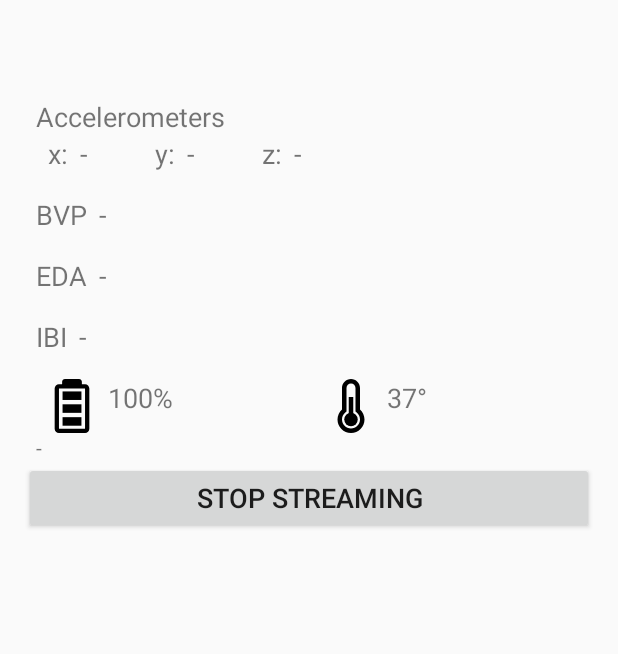
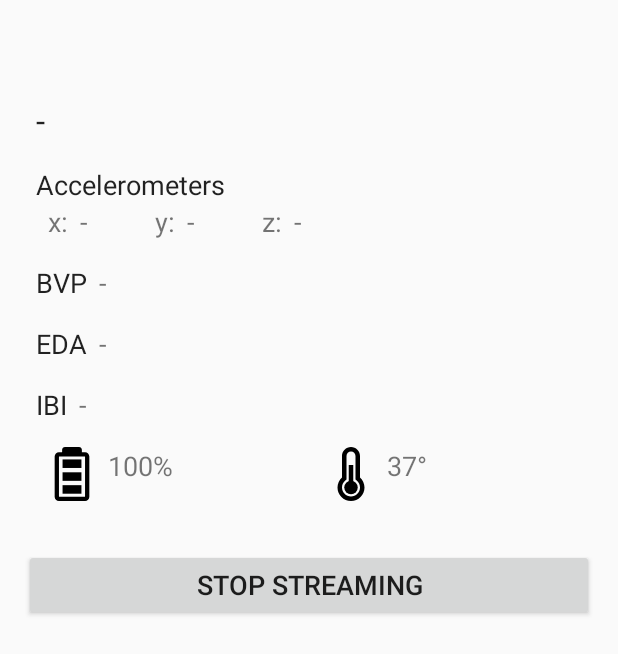
Before and after one commit to j05t/e4client, an Android app: the layout fragment_connection.xml on its own in the app's theme, with its tools: preview values and no code run, on a phone screen of 412 x 824 dp. Shown: the top 654 px of the screen. Run offline under Robolectric (Android 15) with nearby library versions, the phone set to English and light mode, and no system bars.

Commit message:
cleanup, update UI, draw fewer datapoints in chart

```diff
--- a/app/src/main/java/com/jstappdev/e4client/Utils.java
+++ b/app/src/main/java/com/jstappdev/e4client/Utils.java
@@ -126,9 +126,10 @@ public class Utils {
                         .setEndTime(e4Session.getStartTime() + e4Session.getDuration(), TimeUnit.MILLISECONDS)
                         .build();
 
-                Log.d(MainActivity.TAG, "uploading " + fitSession.toString());
 
                 if (!viewModel.getUploadedSessionIDs().contains(e4Session.getId())) {
+                    Log.d(MainActivity.TAG, "uploading " + fitSession.toString());
+
                     if (processFile(e4Session, fitSession)) {
                         viewModel.getUploadedSessionIDs().add(e4Session.getId());
                     }
--- a/app/src/main/res/layout/fragment_connection.xml
+++ b/app/src/main/res/layout/fragment_connection.xml
@@ -3,7 +3,8 @@
     xmlns:app="http://schemas.android.com/apk/res-auto"
     xmlns:tools="http://schemas.android.com/tools"
     android:layout_width="match_parent"
-    android:layout_height="match_parent">
+    android:layout_height="match_parent"
+    android:orientation="vertical">
 
 
     <LinearLayout
@@ -14,12 +15,12 @@
         tools:context="com.jstappdev.e4client.MainActivity"
         tools:ignore="RtlHardcoded">
 
-
         <TextView
             android:id="@+id/status"
             android:layout_width="match_parent"
             android:layout_height="wrap_content"
             android:textAlignment="center"
+            android:textAppearance="@style/TextAppearance.AppCompat.Large"
             android:textSize="18sp" />
 
         <TextView
@@ -27,6 +28,7 @@
             android:layout_width="match_parent"
             android:layout_height="wrap_content"
             android:textAlignment="center"
+            android:textAppearance="@style/TextAppearance.AppCompat.Large"
             android:textSize="18sp" />
 
         <LinearLayout
@@ -37,11 +39,22 @@
             android:visibility="visible">
 
             <TextView
+                android:id="@+id/wrist_status_label"
+                android:layout_width="wrap_content"
+                android:layout_height="wrap_content"
+                android:layout_marginLeft="8dp"
+                android:text="@string/emptyText"
+                android:textAlignment="center"
+                android:textAppearance="@style/TextAppearance.AppCompat.Large" />
+
+            <TextView
                 android:id="@+id/accel_label"
                 android:layout_width="match_parent"
                 android:layout_height="wrap_content"
                 android:layout_marginLeft="8dp"
+                android:layout_marginTop="16dp"
                 android:text="@string/accel"
+                android:textAppearance="@style/TextAppearance.AppCompat.Large"
                 android:textSize="18sp" />
 
             <LinearLayout
@@ -110,6 +123,7 @@
                     android:layout_height="wrap_content"
                     android:layout_marginLeft="8dp"
                     android:text="@string/bvp_label"
+                    android:textAppearance="@style/TextAppearance.AppCompat.Large"
                     android:textSize="18sp" />
 
                 <TextView
@@ -134,6 +148,7 @@
                     android:layout_height="wrap_content"
                     android:layout_marginLeft="8dp"
                     android:text="@string/eda_label"
+                    android:textAppearance="@style/TextAppearance.AppCompat.Large"
                     android:textSize="18sp" />
 
                 <TextView
@@ -158,6 +173,7 @@
                     android:layout_height="wrap_content"
                     android:layout_marginLeft="8dp"
                     android:text="@string/ibi_label"
+                    android:textAppearance="@style/TextAppearance.AppCompat.Large"
                     android:textSize="18sp" />
 
                 <TextView
@@ -209,18 +225,11 @@
                     tools:text="37°" />
             </LinearLayout>
 
-
-            <TextView
-                android:id="@+id/wrist_status_label"
-                android:layout_width="wrap_content"
-                android:layout_height="wrap_content"
-                android:layout_marginLeft="8dp"
-                android:text="@string/emptyText" />
-
             <Button
                 android:id="@+id/disconnectButton"
                 android:layout_width="match_parent"
                 android:layout_height="wrap_content"
+                android:layout_marginTop="32dp"
                 android:text="STOP STREAMING"
                 android:textSize="18sp" />
 
```
Also changed, not shown: app/src/main/java/com/jstappdev/e4client/ui/ChartsFragment.java (+13 -9 lines), app/src/main/java/com/jstappdev/e4client/ui/ConnectionFragment.java (+3 -5 lines).
